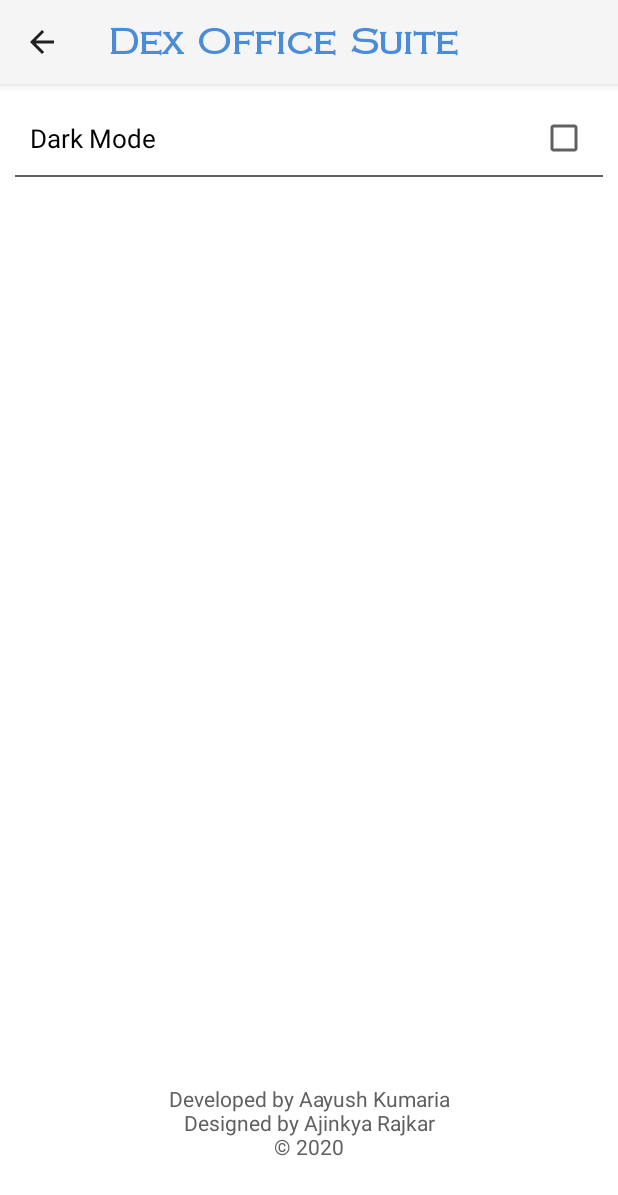
After one commit to AayushK11/Dex-Office-Suite, an Android app: the SettingsPage screen opened directly, with no data from a screen before it, on a phone screen of 412 x 824 dp. The commit adds this screen. Shown: the top 1195 px of the screen. Run offline under Robolectric (Android 15) with nearby library versions, the phone set to English and light mode, and no system bars.

Commit message:
Commit #3 Created a Settings Page No Errors Design Complete. Added a Menu Overflow which shows on Main Activity
Signed-off-by: AayushK11 <aayush.kumaria@gmail.com>

```diff
--- a/app/build.gradle
+++ b/app/build.gradle
@@ -6,7 +6,7 @@ android {
 
     defaultConfig {
         applicationId "com.dex.officesuite"
-        minSdkVersion 25
+        minSdkVersion 26
         targetSdkVersion 29
         versionCode 1
         versionName "1.0"
--- /dev/null
+++ b/app/src/main/java/com/dex/officesuite/SettingsPage.java
@@ -0,0 +1,81 @@
+package com.dex.officesuite;
+
+import androidx.appcompat.app.AppCompatActivity;
+import androidx.core.app.NavUtils;
+
+import android.content.Intent;
+import android.content.SharedPreferences;
+import android.os.Bundle;
+import android.view.MenuItem;
+import android.widget.CheckBox;
+import android.widget.CompoundButton;
+
+public class SettingsPage extends AppCompatActivity {
+
+    CheckBox theme_CB;
+    SharedPreferences theme = null;
+
+    @Override
+    protected void onCreate(Bundle savedInstanceState) {
+        super.onCreate(savedInstanceState);
+        theme = getSharedPreferences("com.example.hab", MODE_PRIVATE);
+        if(theme.getBoolean("themeset",true)) {
+            setTheme(R.style.LightThemeBar);
+        }
+        else {
+            setTheme(R.style.DarkThemeBar);
+        }
+        setContentView(R.layout.activity_settings_page);
+
+
+        theme_CB = findViewById(R.id.theme_CB);
+        if(theme.getBoolean("themeset",true)) {
+            theme_CB.setChecked(false);
+        }
+        else {
+            theme_CB.setChecked(true);
+        }
+
+        theme_CB.setOnCheckedChangeListener(new CompoundButton.OnCheckedChangeListener() {
+            @Override
+            public void onCheckedChanged(CompoundButton buttonView, boolean isChecked) {
+                if(theme_CB.isChecked()){
+                    changeTheme("Dark");
+                }
+                else{
+                    changeTheme("Light");
+                }
+            }
+        });
+    }
+
+    public void changeTheme(String newTheme){
+        if(newTheme.equalsIgnoreCase("Dark")){
+            setTheme(R.style.DarkThemeBar);
+            theme.edit().putBoolean("themeset",false).apply();
+            recreate();
+        }
+        else if(newTheme.equalsIgnoreCase("Light")){
+            setTheme(R.style.LightThemeBar);
+            theme.edit().putBoolean("themeset",true).apply();
+            recreate();
+        }
+    }
+
+    @Override
+    public void onBackPressed() {
+        Intent intent=new Intent(this,MainActivity.class);
+        startActivity(intent);
+        finish();
+    }
+
+    @Override
+    public boolean onOptionsItemSelected(MenuItem item) {
+        if (item.getItemId() == android.R.id.home) {
+            NavUtils.navigateUpFromSameTask(this);
+            finish();
+            return true;
+        }
+        return super.onOptionsItemSelected(item);
+    }
+}
--- /dev/null
+++ b/app/src/main/res/layout/activity_settings_page.xml
@@ -0,0 +1,61 @@
+<?xml version="1.0" encoding="utf-8"?>
+<androidx.constraintlayout.widget.ConstraintLayout xmlns:android="http://schemas.android.com/apk/res/android"
+    xmlns:app="http://schemas.android.com/apk/res-auto"
+    xmlns:tools="http://schemas.android.com/tools"
+    android:layout_width="match_parent"
+    android:background="?attr/bgColor"
+    android:layout_height="match_parent"
+    tools:context=".SettingsPage">
+
+    <androidx.constraintlayout.widget.ConstraintLayout
+        android:id="@+id/theme"
+        android:layout_width="match_parent"
+        android:layout_height="wrap_content"
+        android:padding="10dp"
+        app:layout_constraintEnd_toEndOf="parent"
+        app:layout_constraintStart_toStartOf="parent"
+        app:layout_constraintTop_toTopOf="parent">
+
+        <TextView
+            android:layout_width="wrap_content"
+            android:layout_height="wrap_content"
+            android:text="@string/dark_mode"
+            android:textSize="17sp"
+            android:layout_margin="10dp"
+            android:id="@+id/theme_TV"
+            app:layout_constraintTop_toTopOf="parent"
+            android:textColor="?attr/textColor"
+            app:layout_constraintBottom_toBottomOf="parent"
+            app:layout_constraintStart_toStartOf="parent"/>
+
+        <CheckBox
+            android:layout_width="wrap_content"
+            android:layout_height="wrap_content"
+            android:checked="false"
+            android:id="@+id/theme_CB"
+            app:layout_constraintEnd_toEndOf="parent"
+            app:layout_constraintTop_toTopOf="parent"
+            android:buttonTint="?metaTextColor"
+            app:layout_constraintBottom_toBottomOf="parent"
+            android:layout_margin="10dp"/>
+
+        <View
+            android:layout_width="match_parent"
+            android:layout_height="1dp"
+            app:layout_constraintBottom_toBottomOf="parent"
+            android:background="?attr/metaTextColor"/>
+
+    </androidx.constraintlayout.widget.ConstraintLayout>
+
+    <TextView
+        android:layout_width="wrap_content"
+        android:layout_height="wrap_content"
+        app:layout_constraintBottom_toBottomOf="parent"
+        app:layout_constraintStart_toStartOf="parent"
+        app:layout_constraintEnd_toEndOf="parent"
+        android:layout_margin="50dp"
+        android:text="@string/developers"
+        android:gravity="center"
+        android:textColor="?attr/metaTextColor"/>
+
+</androidx.constraintlayout.widget.ConstraintLayout>
--- a/app/src/main/res/values/strings.xml
+++ b/app/src/main/res/values/strings.xml
@@ -12,4 +12,9 @@
     <string name="dot2">dot2</string>
     <string name="dot3">dot3</string>
     <string name="dot4">dot4</string>
+    <string name="voice_assistant">Voice Assistant</string>
+    <string name="settings">Settings</string>
+    <string name="privacy_notice">Privacy Notice</string>
+    <string name="dark_mode">Dark Mode</string>
+    <string name="developers">Developed by Aayush Kumaria\nDesigned by Ajinkya Rajkar\n© 2020</string>
 </resources>
```
Also changed, not shown: app/src/main/AndroidManifest.xml (+7 -1 lines), app/src/main/java/com/dex/officesuite/MainActivity.java (+30 -0 lines), app/src/main/res/drawable/ic_baseline_mic_24.xml (added, +10 -0 lines), app/src/main/res/menu/home_overflow.xml (added, +23 -0 lines).
